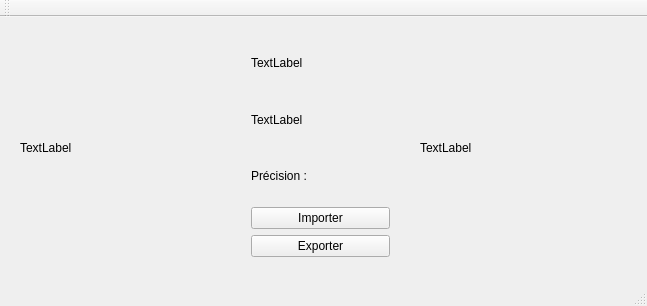
The window that mainwindow.ui (redaaa99/faceReco) describes before a commit, drawn with Qt 5.
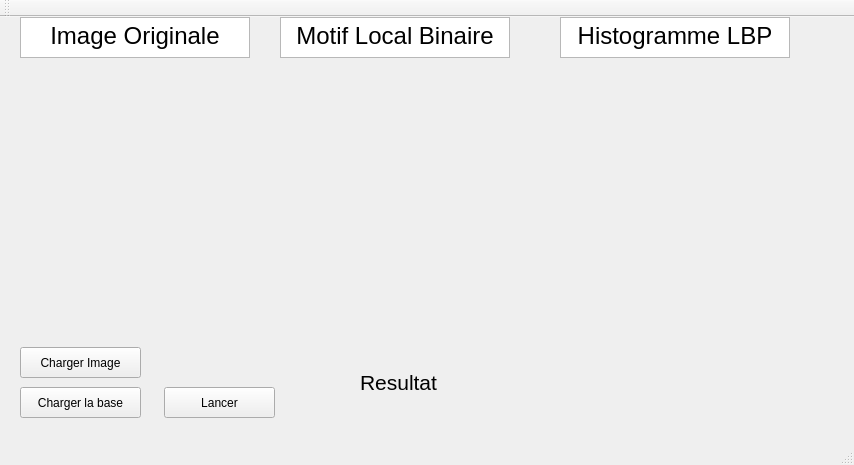
The same window after the commit.

What changed in the file:
```diff
--- a/mainwindow.ui
+++ b/mainwindow.ui
@@ -6,8 +6,8 @@
    <rect>
     <x>0</x>
     <y>0</y>
-    <width>647</width>
-    <height>306</height>
+    <width>854</width>
+    <height>465</height>
    </rect>
   </property>
   <property name="windowTitle">
@@ -17,75 +17,161 @@
    <widget class="QLabel" name="label">
     <property name="geometry">
      <rect>
-      <x>20</x>
-      <y>0</y>
-      <width>211</width>
-      <height>261</height>
+      <x>16</x>
+      <y>48</y>
+      <width>230</width>
+      <height>270</height>
      </rect>
     </property>
+    <property name="autoFillBackground">
+     <bool>true</bool>
+    </property>
     <property name="text">
-     <string>TextLabel</string>
+     <string/>
     </property>
    </widget>
    <widget class="QLabel" name="label_2">
     <property name="geometry">
      <rect>
-      <x>420</x>
+      <x>280</x>
+      <y>48</y>
+      <width>230</width>
+      <height>270</height>
+     </rect>
+    </property>
+    <property name="autoFillBackground">
+     <bool>true</bool>
+    </property>
+    <property name="text">
+     <string/>
+    </property>
+   </widget>
+   <widget class="QPushButton" name="pushButton">
+    <property name="geometry">
+     <rect>
+      <x>20</x>
+      <y>330</y>
+      <width>121</width>
+      <height>31</height>
+     </rect>
+    </property>
+    <property name="text">
+     <string>Charger Image</string>
+    </property>
+   </widget>
+   <widget class="QLabel" name="label_3">
+    <property name="geometry">
+     <rect>
+      <x>550</x>
+      <y>48</y>
+      <width>281</width>
+      <height>271</height>
+     </rect>
+    </property>
+    <property name="autoFillBackground">
+     <bool>true</bool>
+    </property>
+    <property name="text">
+     <string/>
+    </property>
+   </widget>
+   <widget class="QTextEdit" name="textEdit">
+    <property name="geometry">
+     <rect>
+      <x>20</x>
       <y>0</y>
-      <width>211</width>
-      <height>261</height>
+      <width>230</width>
+      <height>41</height>
      </rect>
     </property>
+    <property name="html">
+     <string>&lt;!DOCTYPE HTML PUBLIC &quot;-//W3C//DTD HTML 4.0//EN&quot; &quot;http://www.w3.org/TR/REC-html40/strict.dtd&quot;&gt;
+&lt;html&gt;&lt;head&gt;&lt;meta name=&quot;qrichtext&quot; content=&quot;1&quot; /&gt;&lt;style type=&quot;text/css&quot;&gt;
+p, li { white-space: pre-wrap; }
+&lt;/style&gt;&lt;/head&gt;&lt;body style=&quot; font-family:'MS Shell Dlg 2'; font-size:8.25pt; font-weight:400; font-style:normal;&quot;&gt;
+&lt;p align=&quot;center&quot; style=&quot; margin-top:0px; margin-bottom:0px; margin-left:0px; margin-right:0px; -qt-block-indent:0; text-indent:0px;&quot;&gt;&lt;span style=&quot; font-size:18pt;&quot;&gt;Image Originale&lt;/span&gt;&lt;/p&gt;&lt;/body&gt;&lt;/html&gt;</string>
+    </property>
+    <property name="textInteractionFlags">
+     <set>Qt::NoTextInteraction</set>
+    </property>
+   </widget>
+   <widget class="QTextEdit" name="textEdit_2">
+    <property name="geometry">
+     <rect>
+      <x>280</x>
+      <y>0</y>
+      <width>230</width>
+      <height>41</height>
+     </rect>
+    </property>
+    <property name="html">
+     <string>&lt;!DOCTYPE HTML PUBLIC &quot;-//W3C//DTD HTML 4.0//EN&quot; &quot;http://www.w3.org/TR/REC-html40/strict.dtd&quot;&gt;
+&lt;html&gt;&lt;head&gt;&lt;meta name=&quot;qrichtext&quot; content=&quot;1&quot; /&gt;&lt;style type=&quot;text/css&quot;&gt;
+p, li { white-space: pre-wrap; }
+&lt;/style&gt;&lt;/head&gt;&lt;body style=&quot; font-family:'MS Shell Dlg 2'; font-size:8.25pt; font-weight:400; font-style:normal;&quot;&gt;
+&lt;p align=&quot;center&quot; style=&quot; margin-top:0px; margin-bottom:0px; margin-left:0px; margin-right:0px; -qt-block-indent:0; text-indent:0px;&quot;&gt;&lt;span style=&quot; font-size:18pt;&quot;&gt;Motif Local Binaire&lt;/span&gt;&lt;/p&gt;&lt;/body&gt;&lt;/html&gt;</string>
+    </property>
+   </widget>
+   <widget class="QTextEdit" name="textEdit_3">
+    <property name="geometry">
+     <rect>
+      <x>560</x>
+      <y>0</y>
+      <width>230</width>
+      <height>41</height>
+     </rect>
+    </property>
+    <property name="html">
+     <string>&lt;!DOCTYPE HTML PUBLIC &quot;-//W3C//DTD HTML 4.0//EN&quot; &quot;http://www.w3.org/TR/REC-html40/strict.dtd&quot;&gt;
+&lt;html&gt;&lt;head&gt;&lt;meta name=&quot;qrichtext&quot; content=&quot;1&quot; /&gt;&lt;style type=&quot;text/css&quot;&gt;
+p, li { white-space: pre-wrap; }
+&lt;/style&gt;&lt;/head&gt;&lt;body style=&quot; font-family:'MS Shell Dlg 2'; font-size:8.25pt; font-weight:400; font-style:normal;&quot;&gt;
+&lt;p align=&quot;center&quot; style=&quot; margin-top:0px; margin-bottom:0px; margin-left:0px; margin-right:0px; -qt-block-indent:0; text-indent:0px;&quot;&gt;&lt;span style=&quot; font-size:18pt;&quot;&gt;Histogramme LBP&lt;/span&gt;&lt;/p&gt;&lt;/body&gt;&lt;/html&gt;</string>
+    </property>
+   </widget>
+   <widget class="QPushButton" name="pushButton_2">
+    <property name="geometry">
+     <rect>
+      <x>20</x>
+      <y>370</y>
+      <width>121</width>
+      <height>31</height>
+     </rect>
+    </property>
     <property name="text">
-     <string>TextLabel</string>
+     <string>Charger la base</string>
     </property>
    </widget>
-   <widget class="QWidget" name="">
+   <widget class="QPushButton" name="pushButton_3">
     <property name="geometry">
      <rect>
-      <x>240</x>
-      <y>10</y>
-      <width>161</width>
-      <height>241</height>
+      <x>164</x>
+      <y>370</y>
+      <width>111</width>
+      <height>31</height>
      </rect>
     </property>
-    <layout class="QVBoxLayout" name="verticalLayout">
-     <item>
-      <widget class="QLabel" name="label_3">
-       <property name="text">
-        <string>TextLabel</string>
-       </property>
-      </widget>
-     </item>
-     <item>
-      <widget class="QLabel" name="label_4">
-       <property name="text">
-        <string>TextLabel</string>
-       </property>
-      </widget>
-     </item>
-     <item>
-      <widget class="QLabel" name="label_5">
-       <property name="text">
-        <string>Précision :</string>
-       </property>
-      </widget>
-     </item>
-     <item>
-      <widget class="QPushButton" name="pushButton">
-       <property name="text">
-        <string>Importer</string>
-       </property>
-      </widget>
-     </item>
-     <item>
-      <widget class="QPushButton" name="pushButton_2">
-       <property name="text">
-        <string>Exporter</string>
-       </property>
-      </widget>
-     </item>
-    </layout>
+    <property name="text">
+     <string>Lancer</string>
+    </property>
+   </widget>
+   <widget class="QLabel" name="label_4">
+    <property name="geometry">
+     <rect>
+      <x>360</x>
+      <y>340</y>
+      <width>291</width>
+      <height>51</height>
+     </rect>
+    </property>
+    <property name="font">
+     <font>
+      <pointsize>16</pointsize>
+     </font>
+    </property>
+    <property name="text">
+     <string>Resultat</string>
+    </property>
    </widget>
   </widget>
   <widget class="QMenuBar" name="menuBar">
```
Left out of the diff: 2 changed lines with no effect on the pictures.
